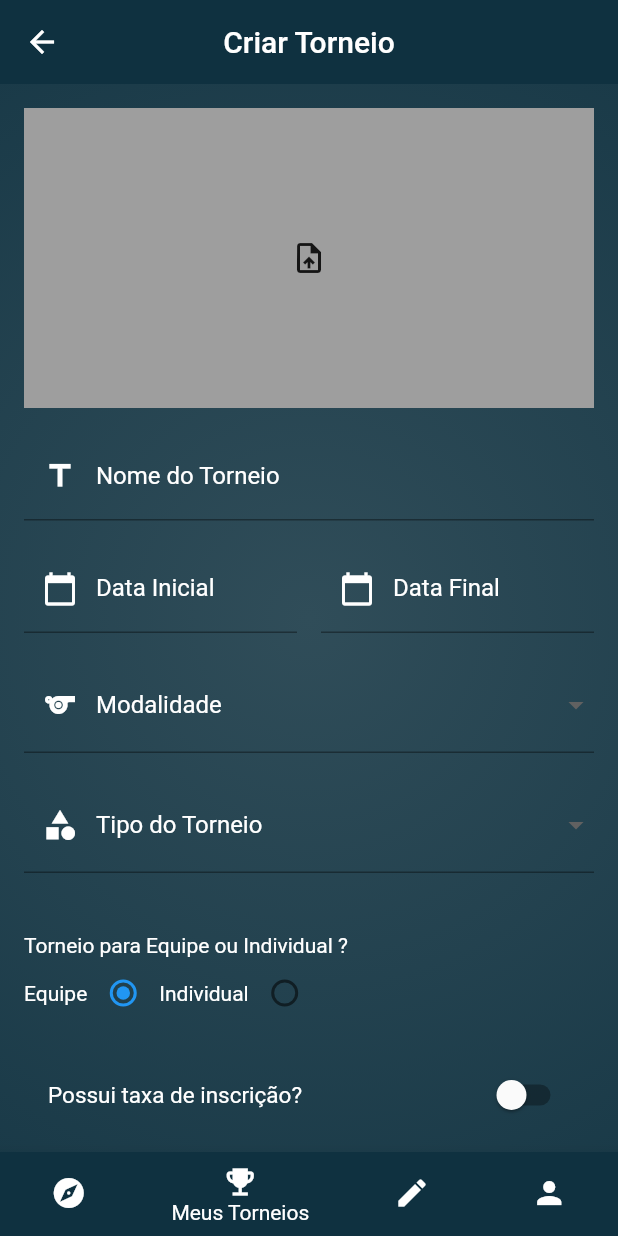
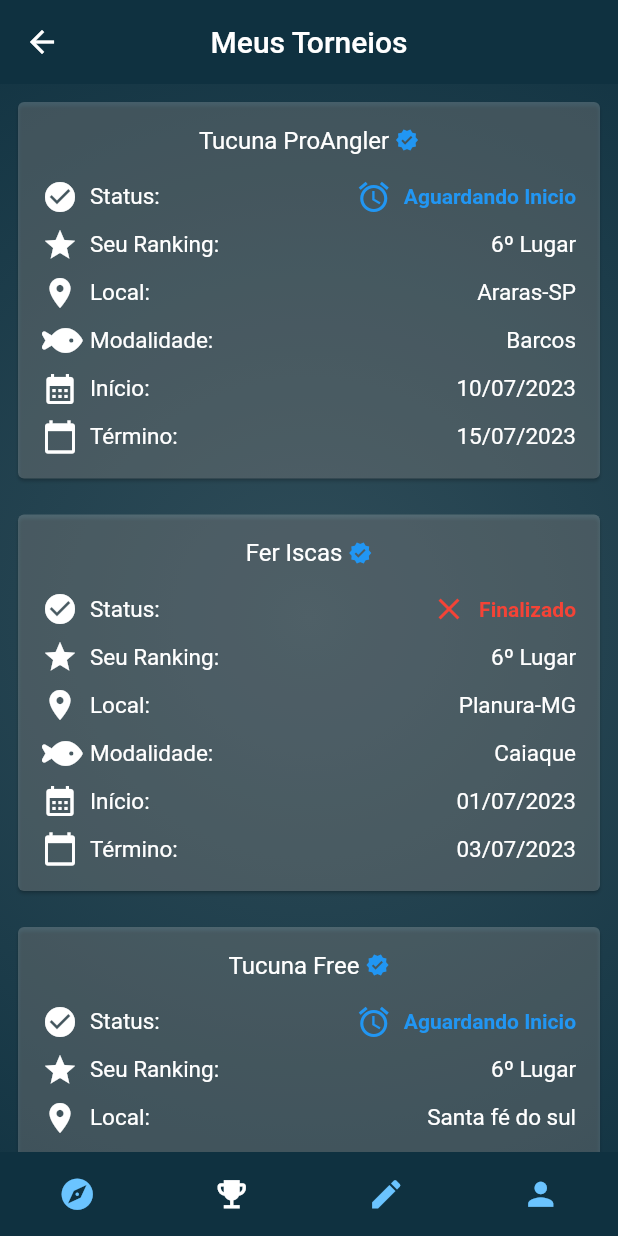
Before and after one commit to ErikMendesRc/pro_angler, a Flutter app: the NewTournamentPage screen opened by its route, item 2 of the bottom bar chosen, on a phone screen of 412 x 824 dp. Run offline on Flutter 3.47's test engine with Material 2 defaults, Android fonts, the phone set to English and light mode, and no system bars; our stand-ins replace font_awesome_flutter, image_picker; network calls fail; project files that could hold a hidden picture were left out.

Commit message:
Adicionado nova tela Meus torneios Feitos ajustes nas flags e nav bar

```diff
--- a/lib/Mock/tournament_mock.dart
+++ b/lib/Mock/tournament_mock.dart
@@ -3,6 +3,7 @@ import 'package:pro_angler/Models/participant.dart';
 import 'package:pro_angler/Models/team.dart';
 import 'package:pro_angler/Models/catch.dart';
 import 'package:pro_angler/Models/user.dart';
+import 'package:pro_angler/enum/fish_evaluation_status.dart';
 import 'package:pro_angler/enum/tournament_team_based.dart';
 
 class MockData {
@@ -205,7 +206,7 @@ class MockData {
         photo: 'photo1.jpg',
         video: 'video1.mp4',
         dateTime: DateTime.now(),
-        evaluationStatus: 'Aguardando Avaliação',
+        fishEvaluationStatus: FishEvaluationStatus.aguardandoAvaliacao,
       ),
       Catch(
         id: '2',
@@ -221,7 +222,7 @@ class MockData {
         photo: 'photo2.jpg',
         video: 'video2.mp4',
         dateTime: DateTime.now(),
-        evaluationStatus: 'Validado',
+        fishEvaluationStatus: FishEvaluationStatus.peixeValidado,
       ),
     ];
   }
--- a/lib/Models/catch.dart
+++ b/lib/Models/catch.dart
@@ -1,4 +1,6 @@
 import 'package:pro_angler/Models/participant.dart';
+
+import '../enum/fish_evaluation_status.dart';
 
 class Catch {
   String id;
@@ -8,7 +10,7 @@ class Catch {
   String photo;
   String video;
   DateTime dateTime;
-  String evaluationStatus;
+  FishEvaluationStatus fishEvaluationStatus;
 
   Catch({
     required this.id,
@@ -18,6 +20,6 @@ class Catch {
     required this.photo,
     required this.video,
     required this.dateTime,
-    this.evaluationStatus = 'Aguardando Avaliação',
+    this.fishEvaluationStatus = FishEvaluationStatus.aguardandoAvaliacao,
   });
 }
--- a/lib/Models/tournament.dart
+++ b/lib/Models/tournament.dart
@@ -20,6 +20,7 @@ class Tournament {
   String rules;
   bool isUserVerified;
   bool isTournamentVerified;
+  bool isRegistered;
 
   Tournament({
     required this.id,
@@ -39,6 +40,7 @@ class Tournament {
     required this.rules,
     required this.isUserVerified,
     this.isTournamentVerified = false,
+    this.isRegistered = false
   });
 
 }
--- /dev/null
+++ b/lib/Views/my_tournaments_page.dart
@@ -0,0 +1,73 @@
+import 'package:flutter/material.dart';
+import 'package:provider/provider.dart';
+
+import '../Providers/tournament_provider.dart';
+import '../Util/cores.dart';
+import '../Widgets/MyTournamentPage/my_tournaments_cards.dart';
+import '../Widgets/bottom_navigation_bar_widget.dart';
+
+class MyTournamentsPage extends StatefulWidget {
+  const MyTournamentsPage({Key? key}) : super(key: key);
+
+  @override
+  _MyTournamentsPageState createState() => _MyTournamentsPageState();
+}
+
+class _MyTournamentsPageState extends State<MyTournamentsPage> {
+  int _currentIndex = 1;
+
+  void _onTabTapped(int index) {
+    setState(() {
+      _currentIndex = index;
+    });
+  }
+
+  @override
+  Widget build(BuildContext context) {
+    return Scaffold(
+      appBar: AppBar(
+        backgroundColor: CoresPersonalizada.corPrimaria,
+        elevation: 0,
+        centerTitle: true,
+        title: const Text('Meus Torneios'),
+      ),
+      body: Container(
+        decoration: const BoxDecoration(
+          gradient: RadialGradient(
+            radius: 1.2,
+            center: Alignment.center,
+            colors: [
+              CoresPersonalizada.corSecundaria,
+              CoresPersonalizada.corPrimaria,
+            ],
+          ),
+        ),
+        child: Consumer<TournamentProvider>(
+          builder: (context, tournamentProvider, _) {
+            if (tournamentProvider.isLoading) {
+              return const Center(
+                child: CircularProgressIndicator(),
+              );
+            } else if (tournamentProvider.error.isNotEmpty) {
+              return Center(
+                child: Text(tournamentProvider.error),
+              );
+            } else {
+              return ListView.builder(
+                itemCount: tournamentProvider.tournaments.length,
+                itemBuilder: (context, index) {
+                  final tournament = tournamentProvider.tournaments[index];
+                  return MyTournamentCard(tournament);
+                },
+              );
+            }
+          },
+        ),
+      ),
+      bottomNavigationBar: BottomNavigationBarWidget(
+        currentIndex: _currentIndex,
+        onTabTapped: _onTabTapped,
+      ),
+    );
+  }
+}
--- /dev/null
+++ b/lib/Widgets/MyTournamentPage/my_tournaments_cards.dart
@@ -0,0 +1,173 @@
+import 'package:flutter/material.dart';
+import 'package:font_awesome_flutter/font_awesome_flutter.dart';
+import 'package:intl/intl.dart';
+import 'package:pro_angler/Util/custom_styles.dart';
+
+import '../../Models/tournament.dart';
+import '../status_flag.dart';
+
+class MyTournamentCard extends StatelessWidget {
+  final Tournament tournament;
+
+  const MyTournamentCard(this.tournament, {Key? key}) : super(key: key);
+
+  @override
+  Widget build(BuildContext context) {
+    final dateFormatter = DateFormat('dd/MM/yyyy');
+
+    return SafeArea(
+      child: SingleChildScrollView(
+        child: Padding(
+          padding: const EdgeInsets.all(8.0),
+          child: Card(
+            color: Colors.white.withOpacity(0.2),
+            child: Padding(
+              padding: const EdgeInsets.all(16.0),
+              child: Column(
+                crossAxisAlignment: CrossAxisAlignment.stretch,
+                children: [
+                  Row(
+                    mainAxisAlignment: MainAxisAlignment.center,
+                    children: [
+                      Text(
+                        tournament.name,
+                        style: CustomTextStyles.cardsTitles,
+                      ),
+                      const SizedBox(width: 4.0),
+                      if (tournament.isTournamentVerified)
+                        const Icon(
+                          Icons.verified,
+                          size: 16.0,
+                          color: Colors.blue,
+                        ),
+                    ],
+                  ),
+                  const SizedBox(height: 16.0),
+                  Row(
+                    mainAxisAlignment: MainAxisAlignment.start,
+                    children: [
+                      const Icon(
+                        Icons.check_circle,
+                        color: Colors.white,
+                      ),
+                      const SizedBox(width: 8.0),
+                      const Text(
+                        'Status:',
+                        style: CustomTextStyles.cardsTexts,
+                      ),
+                      const Spacer(),
+                      StatusFlag(
+                        startDate: tournament.startDate,
+                        endDate: tournament.endDate,
+                      ),
+                    ],
+                  ),
+                  const SizedBox(height: 8.0),
+                  Row(
+                    mainAxisAlignment: MainAxisAlignment.start,
+                    children: const [
+                      Icon(
+                        Icons.star,
+                        color: Colors.white,
+                      ),
+                      SizedBox(width: 8.0),
+                      Text(
+                        'Seu Ranking:',
+                        style: CustomTextStyles.cardsTexts,
+                      ),
+                      Spacer(),
+                      Text(
+                        '6º Lugar',
+                        style: CustomTextStyles.cardsTexts,
+                      ),
+                    ],
+                  ),
+                  const SizedBox(height: 8.0),
+                  Row(
+                    mainAxisAlignment: MainAxisAlignment.start,
+                    children: [
+                      const Icon(
+                        Icons.location_on,
+                        color: Colors.white,
+                      ),
+                      const SizedBox(width: 8.0),
+                      const Text(
+                        'Local:',
+                        style: CustomTextStyles.cardsTexts,
+                      ),
+                      const Spacer(),
+                      Text(
+                        tournament.location,
+                        style: CustomTextStyles.cardsTexts,
+                      ),
+                    ],
+                  ),
+                  const SizedBox(height: 8.0),
+                  Row(
+                    mainAxisAlignment: MainAxisAlignment.start,
+                    children: [
+                      const Icon(
+                        FontAwesomeIcons.fish,
+                        color: Colors.white,
+                      ),
+                      const SizedBox(width: 8.0),
+                      const Text(
+                        'Modalidade:',
+                        style: CustomTextStyles.cardsTexts,
+                      ),
+                      const Spacer(),
+                      Text(
+                        tournament.modality,
+                        style: CustomTextStyles.cardsTexts,
+                      ),
+                    ],
+                  ),
+                  const SizedBox(height: 8.0),
+                  Row(
+                    mainAxisAlignment: MainAxisAlignment.start,
+                    children: [
+                      const Icon(
+                        Icons.calendar_month,
+                        color: Colors.white,
+                      ),
+                      const SizedBox(width: 8.0),
+                      const Text(
+                        'Início:',
+                        style: CustomTextStyles.cardsTexts,
+                      ),
+                      const Spacer(),
+                      Text(
+                        dateFormatter.format(tournament.startDate),
+                        style: CustomTextStyles.cardsTexts,
+                      ),
+                    ],
+                  ),
+                  const SizedBox(height: 8.0),
+                  Row(
+                    mainAxisAlignment: MainAxisAlignment.start,
+                    children: [
+                      const Icon(
+                        Icons.calendar_today,
+                        color: Colors.white,
+                      ),
+                      const SizedBox(width: 8.0),
+                      const Text(
+                        'Término:',
+                        style: CustomTextStyles.cardsTexts,
+                      ),
+                      const Spacer(),
+                      Text(
+                        dateFormatter.format(tournament.endDate),
+                        style: CustomTextStyles.cardsTexts,
+                      ),
+                    ],
+                  ),
+                ],
+              ),
+            ),
+          ),
+        ),
+      ),
+    );
+  }
+}
--- a/lib/Widgets/bottom_navigation_bar_widget.dart
+++ b/lib/Widgets/bottom_navigation_bar_widget.dart
@@ -1,4 +1,6 @@
 import 'package:flutter/material.dart';
+import 'package:pro_angler/Util/cores.dart';
+import 'package:pro_angler/Widgets/nav_bar_icon.dart';
 
 class BottomNavigationBarWidget extends StatelessWidget {
   final int currentIndex;
@@ -12,46 +14,69 @@ class BottomNavigationBarWidget extends StatelessWidget {
 
   @override
   Widget build(BuildContext context) {
-    return BottomNavigationBar(
-      currentIndex: currentIndex,
-      onTap: (index) {
-        if (index != currentIndex) {
-          switch (index) {
-            case 0:
+    const primaryColor = CoresPersonalizada.white;
+    const secondaryColor = Color.fromARGB(255, 107, 196, 255);
+    const backgroundColor = CoresPersonalizada.corPrimaria;
+
+    return BottomAppBar(
+      color: backgroundColor,
+      elevation: 0,
+      child: SizedBox(
+        height: 56,
+        child: Row(
+          mainAxisAlignment: MainAxisAlignment.spaceAround,
+          children: [
+            NavBarIcon(
+              text: 'Explorar',
+              icon: Icons.explore,
+              selected: currentIndex == 0,
+              onPressed: () {
+                if (currentIndex != 0) {
                   Navigator.pushNamed(context, '/homepage');
-              break;
-            case 2:
+                }
+              },
+              defaultColor: secondaryColor,
+              selectedColor: primaryColor,
+            ),
+            NavBarIcon(
+              text: 'Meus Torneios',
+              icon: Icons.emoji_events,
+              selected: currentIndex == 1,
+              onPressed: () {
+                if (currentIndex != 1) {
+                  Navigator.pushNamed(context, '/mytournaments');
+                }
+              },
+              defaultColor: secondaryColor,
+              selectedColor: primaryColor,
+            ),
+            NavBarIcon(
+              text: 'Criar Torneio',
+              icon: Icons.create,
+              selected: currentIndex == 2,
+              onPressed: () {
+                if (currentIndex != 2) {
                   Navigator.pushNamed(context, '/newtournament');
-              break;
-            case 3:
+                }
+              },
+              defaultColor: secondaryColor,
+              selectedColor: primaryColor,
+            ),
+            NavBarIcon(
+              text: 'Perfil',
+              icon: Icons.person,
+              selected: currentIndex == 3,
+              onPressed: () {
                 if (currentIndex != 3) {
                   Navigator.pushNamed(context, '/profile');
                 }
-              break;
-            default:
-              onTabTapped(index);
-              break;
-          }
-        }
               },
-      items: const [
-        BottomNavigationBarItem(
-          icon: Icon(Icons.explore),
-          label: 'Explorar',
-        ),
-        BottomNavigationBarItem(
-          icon: Icon(Icons.emoji_events),
-          label: 'Meus Torneios',
-        ),
-        BottomNavigationBarItem(
-          icon: Icon(Icons.create),
-          label: 'Criar Torneio',
-        ),
-        BottomNavigationBarItem(
-          icon: Icon(Icons.person),
-          label: 'Perfil',
+              defaultColor: secondaryColor,
+              selectedColor: primaryColor,
             ),
           ],
+        ),
+      ),
     );
   }
 }
--- /dev/null
+++ b/lib/Widgets/nav_bar_icon.dart
@@ -0,0 +1,37 @@
+import 'package:flutter/material.dart';
+import 'package:pro_angler/Util/cores.dart';
+
+class NavBarIcon extends StatelessWidget {
+  const NavBarIcon(
+      {Key? key,
+      required this.text,
+      required this.icon,
+      required this.selected,
+      required this.onPressed,
+      this.selectedColor = CoresPersonalizada.corSecundaria,
+      this.defaultColor = CoresPersonalizada.white})
+      : super(key: key);
+  final String text;
+  final IconData icon;
+  final bool selected;
+  final Function() onPressed;
+  final Color defaultColor;
+  final Color selectedColor;
+
+  @override
+  Widget build(BuildContext context) {
+    return Column(
+      mainAxisAlignment: MainAxisAlignment.center,
+      children: [
+        IconButton(
+          onPressed: onPressed,
+          icon: Icon(
+            icon,
+            size: 25,
+            color: selected ? selectedColor : defaultColor,
+          ),
+        ),
+      ],
+    );
+  }
+}
--- a/lib/Widgets/status_flag.dart
+++ b/lib/Widgets/status_flag.dart
@@ -4,7 +4,7 @@ class StatusFlag extends StatelessWidget {
   final DateTime startDate;
   final DateTime endDate;
 
-  const StatusFlag({super.key, required this.startDate, required this.endDate});
+  const StatusFlag({Key? key, required this.startDate, required this.endDate}) : super(key: key);
 
   @override
   Widget build(BuildContext context) {
@@ -14,10 +14,10 @@ class StatusFlag extends StatelessWidget {
     IconData statusIcon;
     Color statusColor;
     if (currentDate.isBefore(startDate)) {
-      status = 'Inscrições Abertas';
-      statusIcon = Icons.check_circle;
-      statusColor = Colors.green;
-    } else if (currentDate.isBefore(endDate)) {
+      status = 'Aguardando Inicio';
+      statusIcon = Icons.alarm;
+      statusColor = Colors.blue;
+    } else if (currentDate.isBefore(endDate) || currentDate.isAtSameMomentAs(endDate)) {
       status = 'Em Andamento';
       statusIcon = Icons.schedule;
       statusColor = Colors.grey;
--- /dev/null
+++ b/lib/enum/fish_evaluation_status.dart
@@ -0,0 +1,4 @@
+enum FishEvaluationStatus {
+  aguardandoAvaliacao,
+  peixeValidado,
+  peixeInvalidado}
--- a/lib/main.dart
+++ b/lib/main.dart
@@ -1,6 +1,7 @@
 import 'package:flutter/material.dart';
 import 'package:pro_angler/Views/home_page.dart';
 import 'package:pro_angler/Views/login_page.dart';
+import 'package:pro_angler/Views/my_tournaments_page.dart';
 import 'package:pro_angler/Views/profile_page.dart';
 import 'package:pro_angler/Views/signup_page.dart';
 import 'package:pro_angler/Views/tournaments_page.dart';
@@ -38,10 +39,11 @@ class MyApp extends StatelessWidget {
       routes: {
         '/login': (context) => const LoginPage(),
         '/signup': (context) => const SignupPage(),
-        '/homepage': (context) => HomePage(),
+        '/homepage': (context) => const HomePage(),
         '/tournamentpage': (context) => const TournamentPage(),
         '/newtournament': (context) => const NewTournamentPage(),
-        '/profile': (context) => const ProfilePage()
+        '/profile': (context) => const ProfilePage(),
+        '/mytournaments': (context) => const MyTournamentsPage()
       },
     );
   }
```
Lines whose indentation alone changed are shown as unchanged.
